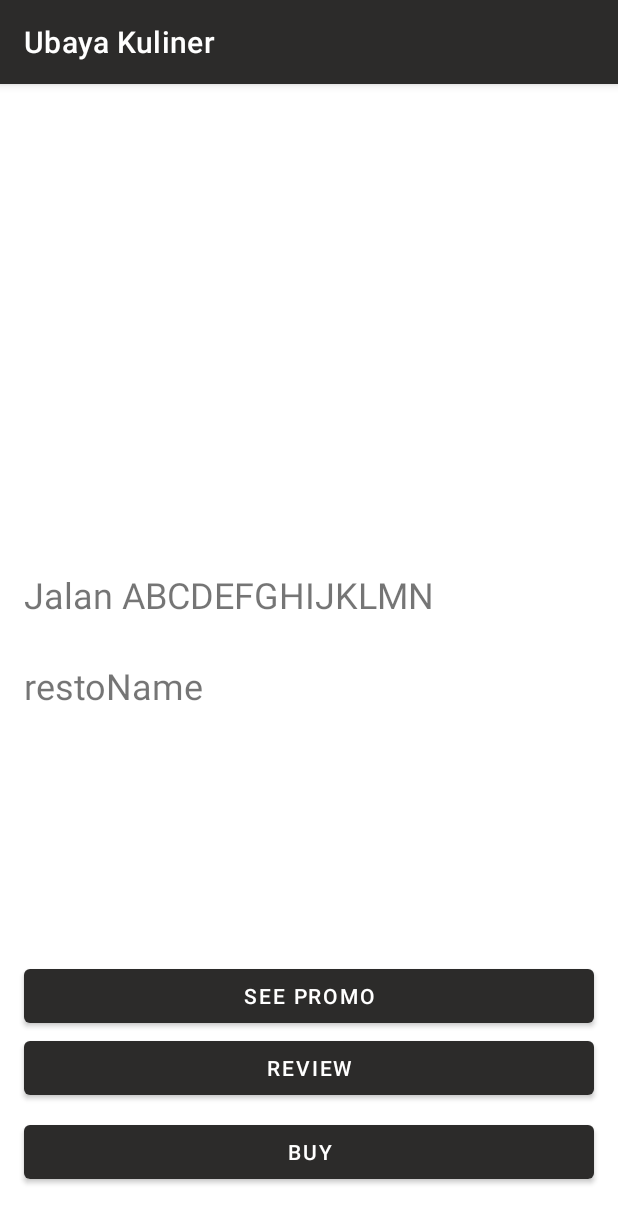
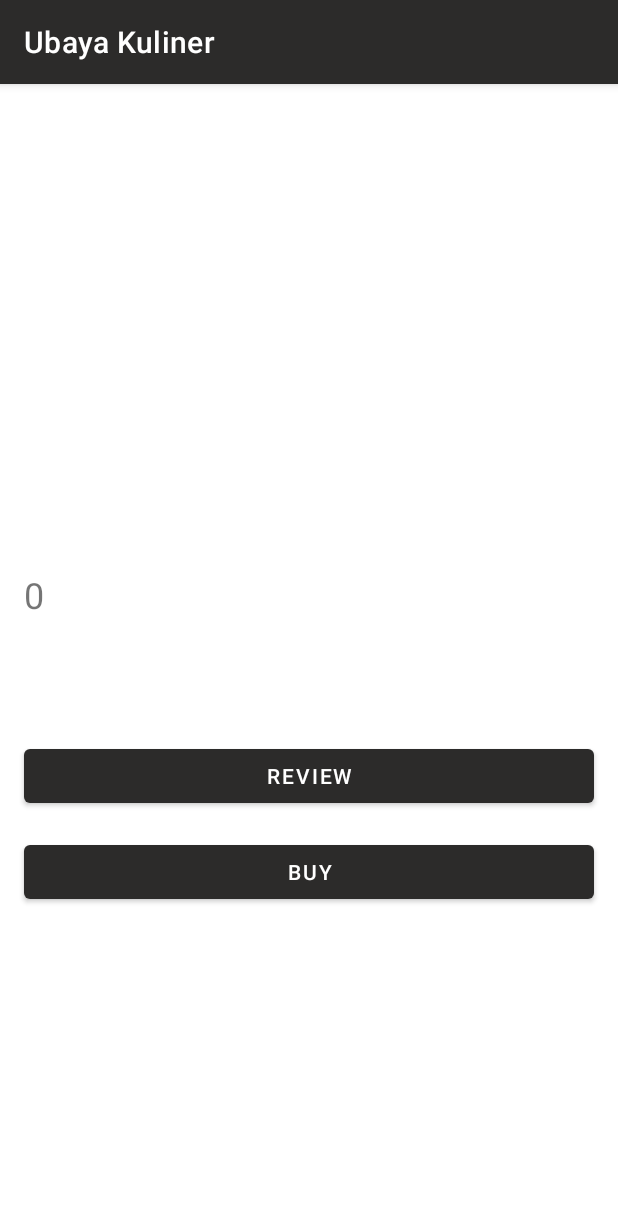
Before and after one commit to Talahatu/UAS-ANMP, an Android app: the fragment RestoDetailFragment placed in its activity, on a phone screen of 412 x 824 dp. Shown: the top 1223 px of the screen. Run offline under Robolectric (Android 15) with nearby library versions, the phone set to English and light mode, and no system bars; our stand-ins replace Picasso, Room's generated code, Volley, data binding, navigation-ui; pictures from the network do not load; Roboto replaces fonts that are not available here; 2 statements that could not run were skipped.

Commit message:
resto detail page databinding done

```diff
--- a/app/src/main/java/com/example/midterm_160420014/model/MenuDao.kt
+++ b/app/src/main/java/com/example/midterm_160420014/model/MenuDao.kt
@@ -14,5 +14,5 @@ interface MenuDao {
     fun selectById(id:Int):Menus
 
     @Insert(onConflict = OnConflictStrategy.REPLACE)
-    fun insert(vararg users: Menus)
+    fun insert(vararg menus: Menus)
 }
--- a/app/src/main/java/com/example/midterm_160420014/model/RestaurantDao.kt
+++ b/app/src/main/java/com/example/midterm_160420014/model/RestaurantDao.kt
@@ -14,5 +14,5 @@ interface RestaurantDao {
     fun selectById(id:Int):Restaurants
 
     @Insert(onConflict = OnConflictStrategy.REPLACE)
-    fun insert(vararg users: Restaurants)
+    fun insert(vararg restaurants: Restaurants)
 }
--- a/app/src/main/java/com/example/midterm_160420014/view/RestaurantListAdapter.kt
+++ b/app/src/main/java/com/example/midterm_160420014/view/RestaurantListAdapter.kt
@@ -25,7 +25,7 @@ class RestaurantListAdapter(val menuList:ArrayList<Menus>):RecyclerView.Adapter<
 
     override fun onCreateViewHolder(parent: ViewGroup, viewType: Int): RestaurantViewHolder {
         val inflater = LayoutInflater.from(parent.context)
-        val view = CardRestaurantListBinding.inflate(inflater, parent, false)
+        val view = DataBindingUtil.inflate<CardRestaurantListBinding>(inflater, R.layout.card_restaurant_list,parent,false)
         return RestaurantViewHolder(view)
     }
 
@@ -36,7 +36,6 @@ class RestaurantListAdapter(val menuList:ArrayList<Menus>):RecyclerView.Adapter<
     override fun onBindViewHolder(holder: RestaurantViewHolder, position: Int) {
         holder.v.menu = menuList[position]
         holder.v.detailListener = this
-
     }
 
     fun updateRestoList(list:ArrayList<Menus>,ctx: Context){
--- a/app/src/main/java/com/example/midterm_160420014/view/RestoDetailFragment.kt
+++ b/app/src/main/java/com/example/midterm_160420014/view/RestoDetailFragment.kt
@@ -1,6 +1,8 @@
 package com.example.midterm_160420014.view
 
+import android.content.Context
 import android.os.Bundle
+import android.util.Log
 import androidx.fragment.app.Fragment
 import android.view.LayoutInflater
 import android.view.View
@@ -8,12 +10,15 @@ import android.view.ViewGroup
 import android.widget.Button
 import android.widget.ImageView
 import android.widget.TextView
+import androidx.databinding.DataBindingUtil
 import androidx.lifecycle.MutableLiveData
 import androidx.lifecycle.Observer
 import androidx.lifecycle.ViewModelProvider
 import androidx.navigation.Navigation
 import com.android.volley.RequestQueue
 import com.example.midterm_160420014.R
+import com.example.midterm_160420014.databinding.FragmentProfileBinding
+import com.example.midterm_160420014.databinding.FragmentRestoDetailBinding
 import com.example.midterm_160420014.model.Menus
 import com.example.midterm_160420014.model.Promos
 import com.example.midterm_160420014.model.Restaurants
@@ -28,15 +33,17 @@ import kotlinx.coroutines.launch
 import kotlin.coroutines.CoroutineContext
 
 
-class RestoDetailFragment : Fragment(), BuyListener, PromoListener, ReviewListener {
+class RestoDetailFragment : Fragment(), BuyListener, ReviewListener {
 
     private lateinit var restoVM:RestoDetailViewModel
+    private lateinit var dataBinding:FragmentRestoDetailBinding
     override fun onCreateView(
         inflater: LayoutInflater, container: ViewGroup?,
         savedInstanceState: Bundle?
     ): View? {
         // Inflate the layout for this fragment
-        return inflater.inflate(R.layout.fragment_resto_detail, container, false)
+        dataBinding = DataBindingUtil.inflate<FragmentRestoDetailBinding>(inflater,R.layout.fragment_resto_detail, container, false)
+        return dataBinding.root
     }
 
     override fun onViewCreated(view: View, savedInstanceState: Bundle?) {
@@ -44,13 +51,11 @@ class RestoDetailFragment : Fragment(), BuyListener, PromoListener, ReviewListen
         val id = RestoDetailFragmentArgs.fromBundle(requireArguments()).id
         restoVM = ViewModelProvider(this)[RestoDetailViewModel::class.java]
         restoVM.refresh(id)
-
+        dataBinding.buyListener=this
+        dataBinding.reviewListener=this
         observe()
-        view.findViewById<Button>(R.id.btnPromoDetail).setOnClickListener {
-//            Navigation.findNavController(it).navigate(RestoDetailFragmentDirections.actionRestoDetailFragmentToPromoFragment(id))
-        }
         view.findViewById<Button>(R.id.btnBuy).setOnClickListener {
-
+            Navigation.findNavController(it).navigate(RestoDetailFragmentDirections.actionRestoDetailFragmentToReviewFragment(id))
         }
         view.findViewById<Button>(R.id.btnReview).setOnClickListener {
             Navigation.findNavController(it).navigate(RestoDetailFragmentDirections.actionRestoDetailFragmentToReviewFragment(id))
@@ -61,25 +66,25 @@ class RestoDetailFragment : Fragment(), BuyListener, PromoListener, ReviewListen
         restoVM.menuList.observe(viewLifecycleOwner, Observer {
             restoVM.restoList.observe(viewLifecycleOwner,Observer{
                 resto->
-                view?.findViewById<TextView>(R.id.txtNamaDetail)?.text = it.name
-                view?.findViewById<TextView>(R.id.txtPriceDetail)?.text = "Rp" + it.price.toString()
-                view?.findViewById<TextView>(R.id.txtResto)?.text = resto.name
-                Picasso.get().load(it.link).into(view?.findViewById<ImageView>(R.id.imgRestoDetail))
+                dataBinding.detailMenu = it
+                dataBinding.detailResto = resto
             })
 
         })
     }
 
     override fun onBuyDetailClick(v: View, menu: Menus, restaurant: Restaurants) {
-        TODO("Not yet implemented")
+        val uuid = context?.getSharedPreferences("UserLogin", Context.MODE_PRIVATE)
+            ?.getString("uuid","")!!.toInt()
+        val action = RestoDetailFragmentDirections.actionRestoDetailFragmentToReviewFragment(uuid)
+        Navigation.findNavController(v).navigate(action)
     }
 
-    override fun onPromoDetailClick(v: View, menu: Menus, promo: Promos) {
-        TODO("Not yet implemented")
-    }
-
-    override fun onReviewDetailClick(v: View, menu: Menus, review: Reviews) {
-        TODO("Not yet implemented")
+    override fun onReviewDetailClick(v: View, menu: Menus, restaurant: Restaurants, review: Reviews) {
+        val uuid = context?.getSharedPreferences("UserLogin", Context.MODE_PRIVATE)
+            ?.getString("uuid","")!!.toInt()
+        val action = RestoDetailFragmentDirections.actionRestoDetailFragmentToReviewFragment(uuid)
+        Navigation.findNavController(v).navigate(action)
     }
 
 
--- a/app/src/main/java/com/example/midterm_160420014/view/interfaces.kt
+++ b/app/src/main/java/com/example/midterm_160420014/view/interfaces.kt
@@ -1,5 +1,6 @@
 package com.example.midterm_160420014.view
 
+import android.util.Log
 import android.view.View
 import android.widget.ImageView
 import androidx.databinding.BindingAdapter
@@ -24,14 +25,17 @@ interface BuyListener{
     fun onBuyDetailClick(v: View, menu: Menus, restaurant: Restaurants)
 }
 
-interface PromoListener{
-    fun onPromoDetailClick(v: View, menu: Menus, promo: Promos)
-}
 interface ReviewListener{
-    fun onReviewDetailClick(v: View, menu: Menus, review: Reviews)
+    fun onReviewDetailClick(v: View, menu: Menus, restaurant: Restaurants, review: Reviews)
 }
 
 @BindingAdapter("imageUrl")
-fun loadImg(view: ImageView, url: String) {
-    Picasso.get().load(url).into(view)
+fun loadImg(view: ImageView, url: String?) {
+    Log.d("DATAS URL: ",url.toString())
+    if(url!=null && view!=null){
+        Picasso.get().load(url).into(view)
+    }
+    else{
+        Log.d("URL: ","IS NULL")
+    }
 }
--- a/app/src/main/java/com/example/midterm_160420014/viewModel/RestoDetailViewModel.kt
+++ b/app/src/main/java/com/example/midterm_160420014/viewModel/RestoDetailViewModel.kt
@@ -39,7 +39,6 @@ class RestoDetailViewModel(application: Application): AndroidViewModel(applicati
             val db = buildDB(getApplication())
             val food = db.menuDao().selectById(id)
             val resto = db.restaurantDao().selectById(food.restoId)
-
             menuList.postValue(food)
             restoList.postValue(resto)
         }
--- a/app/src/main/res/layout/card_restaurant_list.xml
+++ b/app/src/main/res/layout/card_restaurant_list.xml
@@ -10,8 +10,6 @@
         <variable
             name="detailListener"
             type="com.example.midterm_160420014.view.MenuRestaurantItemLayout" />
-
-
     </data>
 
     <androidx.constraintlayout.widget.ConstraintLayout
--- a/app/src/main/res/layout/fragment_resto_detail.xml
+++ b/app/src/main/res/layout/fragment_resto_detail.xml
@@ -1,7 +1,27 @@
 <?xml version="1.0" encoding="utf-8"?>
-<FrameLayout xmlns:android="http://schemas.android.com/apk/res/android"
+<layout xmlns:android="http://schemas.android.com/apk/res/android"
     xmlns:app="http://schemas.android.com/apk/res-auto"
-    xmlns:tools="http://schemas.android.com/tools"
+    xmlns:tools="http://schemas.android.com/tools">
+
+    <data>
+        <variable
+            name="detailMenu"
+            type="com.example.midterm_160420014.model.Menus" />
+        <variable
+            name="detailResto"
+            type="com.example.midterm_160420014.model.Restaurants" />
+        <variable
+            name="detailReview"
+            type="com.example.midterm_160420014.model.Reviews" />
+        <variable
+            name="reviewListener"
+            type="com.example.midterm_160420014.view.ReviewListener" />
+        <variable
+            name="buyListener"
+            type="com.example.midterm_160420014.view.BuyListener" />
+    </data>
+
+    <FrameLayout
         android:layout_width="match_parent"
         android:layout_height="match_parent"
         tools:context=".view.RestoDetailFragment">
@@ -11,34 +31,25 @@
             android:layout_height="match_parent">
 
             <Button
-            android:id="@+id/btnPromoDetail"
-            android:layout_width="0dp"
-            android:layout_height="wrap_content"
-            android:layout_marginStart="16dp"
-            android:layout_marginEnd="16dp"
-            android:text="See Promo"
-            app:layout_constraintBottom_toTopOf="@+id/btnReview"
-            app:layout_constraintEnd_toEndOf="parent"
-            app:layout_constraintStart_toStartOf="parent" />
-
-        <Button
                 android:id="@+id/btnBuy"
                 android:layout_width="0dp"
                 android:layout_height="wrap_content"
                 android:layout_marginStart="16dp"
+                android:layout_marginTop="16dp"
                 android:layout_marginEnd="16dp"
-            android:layout_marginBottom="32dp"
                 android:text="Buy"
-            app:layout_constraintBottom_toBottomOf="parent"
+                android:onClick="@{(view)->buyListener.onBuyDetailClick(view, detailMenu, detailResto)}"
                 app:layout_constraintEnd_toEndOf="parent"
                 app:layout_constraintHorizontal_bias="1.0"
-            app:layout_constraintStart_toStartOf="parent" />
+                app:layout_constraintStart_toStartOf="parent"
+                app:layout_constraintTop_toBottomOf="@+id/btnReview" />
 
             <ImageView
                 android:id="@+id/imgRestoDetail"
                 android:layout_width="0dp"
                 android:layout_height="300dp"
                 android:scaleType="centerCrop"
+                app:imageUrl="@{detailMenu.link}"
                 app:layout_constraintEnd_toEndOf="parent"
                 app:layout_constraintStart_toStartOf="parent"
                 app:layout_constraintTop_toTopOf="parent"
@@ -49,13 +60,14 @@
                 android:layout_width="0dp"
                 android:layout_height="wrap_content"
                 android:layout_marginStart="16dp"
+                android:layout_marginTop="32dp"
                 android:layout_marginEnd="16dp"
-            android:layout_marginBottom="8dp"
                 android:text="Review"
-            app:layout_constraintBottom_toTopOf="@+id/btnBuy"
+                android:onClick="@{(view)->reviewListener.onReviewDetailClick(view, detailMenu, detailResto, detailReview)}"
                 app:layout_constraintEnd_toEndOf="parent"
                 app:layout_constraintHorizontal_bias="0.0"
-            app:layout_constraintStart_toStartOf="parent" />
+                app:layout_constraintStart_toStartOf="parent"
+                app:layout_constraintTop_toBottomOf="@+id/txtResto" />
 
             <TextView
                 android:id="@+id/txtNamaDetail"
@@ -63,7 +75,9 @@
                 android:layout_height="wrap_content"
                 android:layout_marginStart="16dp"
                 android:layout_marginBottom="20dp"
-            android:text="Nama Resto"
+                android:shadowColor="#333232"
+                android:shadowRadius="20"
+                android:text="@{detailMenu.name}"
                 android:textColor="#FFFFFF"
                 android:textSize="36dp"
                 app:layout_constraintBottom_toBottomOf="@+id/imgRestoDetail"
@@ -75,7 +89,7 @@
                 android:layout_height="wrap_content"
                 android:layout_marginStart="16dp"
                 android:layout_marginTop="24dp"
-            android:text="Jalan ABCDEFGHIJKLMN"
+                android:text="@{String.valueOf(detailMenu.price)}"
                 android:textSize="24dp"
                 app:layout_constraintStart_toStartOf="parent"
                 app:layout_constraintTop_toBottomOf="@+id/imgRestoDetail" />
@@ -85,12 +99,12 @@
                 android:layout_width="wrap_content"
                 android:layout_height="wrap_content"
                 android:layout_marginStart="16dp"
-            android:text="restoName"
+                android:layout_marginTop="16dp"
+                android:text="@{detailResto.name}"
                 android:textSize="24dp"
-            app:layout_constraintBottom_toTopOf="@+id/btnPromoDetail"
                 app:layout_constraintStart_toStartOf="parent"
-            app:layout_constraintTop_toBottomOf="@+id/txtPriceDetail"
-            app:layout_constraintVertical_bias="0.144" />
+                app:layout_constraintTop_toBottomOf="@+id/txtPriceDetail" />
 
         </androidx.constraintlayout.widget.ConstraintLayout>
     </FrameLayout>
+</layout>
```
Lines whose indentation alone changed are shown as unchanged.
